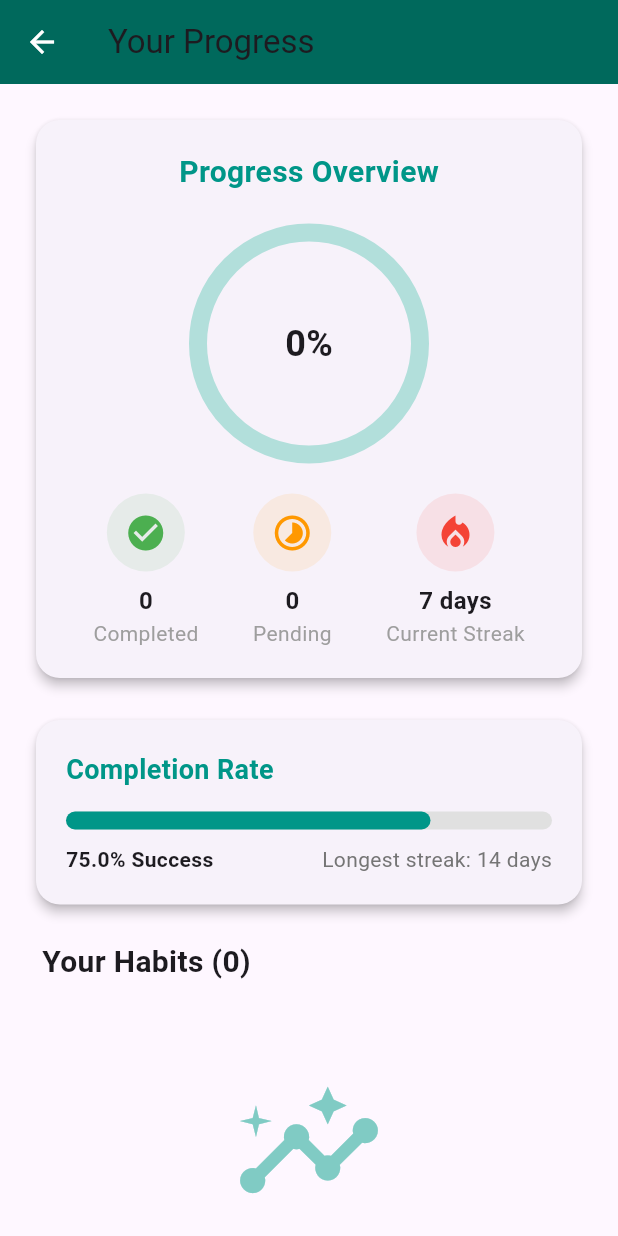
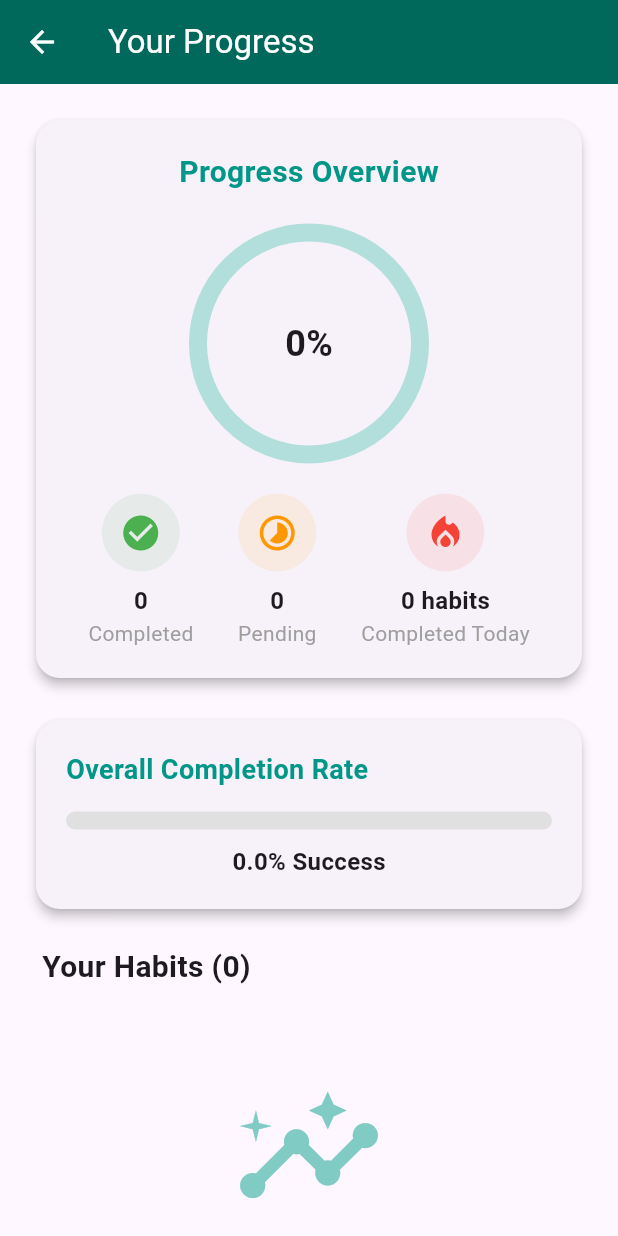
Before and after one commit to JohnnyTok/HabitTrackerApp, a Flutter app: the ProgressPage screen opened directly with empty values, on a phone screen of 412 x 824 dp. Run offline on Flutter 3.47's test engine with Material 3 defaults, Android fonts, the phone set to English and light mode, and no system bars; drawn by our look-alikes of percent_indicator.

Commit message:
Update ProgressPage.dart

```diff
--- a/lib/ProgressPage.dart
+++ b/lib/ProgressPage.dart
@@ -4,48 +4,75 @@ import 'package:percent_indicator/percent_indicator.dart';
 
 class ProgressPage extends StatefulWidget {
   final List<Map<String, String>> habits;
+  final Map<String, bool> completionStatus; // Pass the completion status from HomePage
 
-  const ProgressPage({super.key, required this.habits});
+  const ProgressPage({
+    super.key,
+    required this.habits,
+    required this.completionStatus, // Make completionStatus required
+  });
 
   @override
   _ProgressPageState createState() => _ProgressPageState();
 }
 
 class _ProgressPageState extends State<ProgressPage> {
-  late List<bool> completionStatus;
-  int _currentStreak = 7;
-  int _longestStreak = 14;
-  double _completionRate = 0.75;
+  // Use a map to store completion status for each habit based on its name (unique identifier)
+  // This makes it more robust if the list order changes.
+  // Note: For actual persistent completion status across sessions, this data
+  // would need to be loaded from and saved to a database (e.g., Firestore).
+  late Map<String, bool> _habitCompletionStatus; // Now mutable state
+
+  // For a true streak calculation, you'd need historical completion data per day.
+  // For this demo, currentStreak will represent 'habits completed today'.
+  int _currentStreak = 0; // Initialize dynamically
+
+  // Longest streak has been removed as per your request.
+  // The concept of a longest streak would require persistent historical data,
+  // which is beyond the scope of this demo's current data management.
 
   @override
   void initState() {
     super.initState();
-    completionStatus = List<bool>.filled(widget.habits.length, false);
+    // Initialize completion status from passed habits from HomePage
+    // Ensure that habits coming from HomePage are used to initialize _habitCompletionStatus
+    _habitCompletionStatus = Map.from(widget.completionStatus);
+    _calculateProgressStats(); // Calculate initial stats
+  }
+
+  // Method to calculate current progress and streak
+  void _calculateProgressStats() {
+    int completed = _habitCompletionStatus.values.where((status) => status).length;
+    setState(() {
+      _currentStreak = completed; // For demo, current streak is habits completed today
+    });
+  }
+
+  // Helper method to get the current completion rate
+  double _getOverallCompletionRate() {
+    int completedCount = _habitCompletionStatus.values.where((status) => status).length;
+    int totalCount = widget.habits.length;
+    return totalCount > 0 ? completedCount / totalCount : 0.0;
   }
 
   @override
   Widget build(BuildContext context) {
-    int completedCount = completionStatus.where((status) => status).length;
+    int completedCount = _habitCompletionStatus.values.where((status) => status).length;
     int totalCount = widget.habits.length;
-    double progress = totalCount > 0 ? completedCount / totalCount : 0;
-
-    // Calculate completion rate
-    if (totalCount > 0) {
-      _completionRate = completedCount / totalCount;
-    }
+    double overallCompletionRate = _getOverallCompletionRate();
 
     return Scaffold(
       appBar: AppBar(
-        title: const Text('Your Progress'),
+        title: const Text('Your Progress', style: TextStyle(color: Colors.white)),
         backgroundColor: Colors.teal[800],
-        iconTheme: const IconThemeData(color: Colors.white),
+        iconTheme: const IconThemeData(color: Colors.white), // Set back icon color to white
       ),
       body: SingleChildScrollView(
         padding: const EdgeInsets.all(20),
         child: Column(
           crossAxisAlignment: CrossAxisAlignment.start,
           children: [
-            // Stats Overview
+            // Stats Overview Card
             Card(
               elevation: 3,
               shape: RoundedRectangleBorder(
@@ -69,9 +96,9 @@ class _ProgressPageState extends State<ProgressPage> {
                     CircularPercentIndicator(
                       radius: 80,
                       lineWidth: 12,
-                      percent: progress,
+                      percent: overallCompletionRate,
                       center: Text(
-                        '${(progress * 100).toStringAsFixed(0)}%',
+                        '${(overallCompletionRate * 100).toStringAsFixed(0)}%',
                         style: const TextStyle(
                           fontSize: 24,
                           fontWeight: FontWeight.bold,
@@ -101,8 +128,8 @@ class _ProgressPageState extends State<ProgressPage> {
                         ),
                         _buildStatItem(
                           icon: Icons.local_fire_department,
-                          value: '$_currentStreak days',
-                          label: 'Current Streak',
+                          value: '$_currentStreak habits', // Display current streak
+                          label: 'Completed Today', // Label updated for clarity
                           color: Colors.red,
                         ),
                       ],
@@ -113,7 +140,7 @@ class _ProgressPageState extends State<ProgressPage> {
             ),
             const SizedBox(height: 20),
 
-            // Completion Rate Card
+            // Completion Rate Card (now only showing Overall Completion Rate)
             Card(
               elevation: 3,
               shape: RoundedRectangleBorder(
@@ -125,7 +152,7 @@ class _ProgressPageState extends State<ProgressPage> {
                   crossAxisAlignment: CrossAxisAlignment.start,
                   children: [
                     const Text(
-                      'Completion Rate',
+                      'Overall Completion Rate',
                       style: TextStyle(
                         fontSize: 18,
                         fontWeight: FontWeight.bold,
@@ -134,28 +161,18 @@ class _ProgressPageState extends State<ProgressPage> {
                     ),
                     const SizedBox(height: 15),
                     LinearProgressIndicator(
-                      value: _completionRate,
+                      value: overallCompletionRate,
                       minHeight: 12,
                       backgroundColor: Colors.grey[300],
                       color: Colors.teal,
                       borderRadius: BorderRadius.circular(6),
                     ),
-                    const SizedBox(height: 10),
-                    Row(
-                      mainAxisAlignment: MainAxisAlignment.spaceBetween,
-                      children: [
-                        Text(
-                          '${(_completionRate * 100).toStringAsFixed(1)}% Success',
-                          style: const TextStyle(fontWeight: FontWeight.bold),
-                        ),
-                        Text(
-                          'Longest streak: $_longestStreak days',
-                          style: TextStyle(
-                            color: Colors.grey[600],
-                            fontSize: 14,
-                          ),
-                        ),
-                      ],
+                    const SizedBox(height: 10), // Spacing after the progress bar
+                    Center( // Center the completion rate text
+                      child: Text(
+                        '${(overallCompletionRate * 100).toStringAsFixed(1)}% Success',
+                        style: const TextStyle(fontWeight: FontWeight.bold, fontSize: 16),
+                      ),
                     ),
                   ],
                 ),
@@ -180,19 +197,25 @@ class _ProgressPageState extends State<ProgressPage> {
             widget.habits.isEmpty
                 ? _buildEmptyState()
                 : Column(
-                    children: widget.habits.asMap().entries.map((entry) {
-                      final index = entry.key;
-                      final habit = entry.value;
-                      final formattedTime = habit['time'] != null
+                    children: widget.habits.map((habit) {
+                      final String habitId = habit['id'] ?? ''; // Use ID as key if available
+                      final bool isCompleted = _habitCompletionStatus[habitId] ?? false;
+
+                      final formattedTime = habit['time'] != null && habit['time']!.isNotEmpty
                           ? DateFormat('EEE, MMM d • h:mm a').format(
-                              DateTime.parse(habit['time']!))
+                              DateFormat('yyyy-MM-dd HH:mm').parse(habit['time']!))
                           : 'No time set';
 
                       return _buildHabitCard(
-                        index: index,
                         habit: habit,
                         formattedTime: formattedTime,
-                        isCompleted: completionStatus[index],
+                        isCompleted: isCompleted,
+                        onChanged: (value) {
+                          setState(() {
+                            _habitCompletionStatus[habitId] = value ?? false;
+                            _calculateProgressStats(); // Recalculate when a habit is toggled
+                          });
+                        },
                       );
                     }).toList(),
                   ),
@@ -202,6 +225,7 @@ class _ProgressPageState extends State<ProgressPage> {
     );
   }
 
+  // Builds a single stat item for the overview
   Widget _buildStatItem({
     required IconData icon,
     required String value,
@@ -237,11 +261,12 @@ class _ProgressPageState extends State<ProgressPage> {
     );
   }
 
+  // Builds an individual habit card for the list
   Widget _buildHabitCard({
-    required int index,
     required Map<String, String> habit,
     required String formattedTime,
     required bool isCompleted,
+    required ValueChanged<bool?> onChanged, // Callback for checkbox
   }) {
     return Card(
       elevation: 2,
@@ -255,12 +280,12 @@ class _ProgressPageState extends State<ProgressPage> {
           width: 48,
           height: 48,
           decoration: BoxDecoration(
-            color: Colors.teal[50],
+            color: _getCategoryColor(habit['category']).withOpacity(0.2),
             shape: BoxShape.circle,
           ),
           child: Icon(
             _getCategoryIcon(habit['category']),
-            color: Colors.teal[800],
+            color: _getCategoryColor(habit['category']),
             size: 24,
           ),
         ),
@@ -302,7 +327,7 @@ class _ProgressPageState extends State<ProgressPage> {
           ],
         ),
         trailing: SizedBox(
-          width: 100,
+          width: 100, // Adjusted width to prevent overflow
           child: Row(
             mainAxisAlignment: MainAxisAlignment.end,
             children: [
@@ -322,11 +347,7 @@ class _ProgressPageState extends State<ProgressPage> {
               Checkbox(
                 activeColor: Colors.green,
                 value: isCompleted,
-                onChanged: (value) {
-                  setState(() {
-                    completionStatus[index] = value ?? false;
-                  });
-                },
+                onChanged: onChanged, // Use the passed onChanged callback
               ),
             ],
           ),
@@ -335,6 +356,7 @@ class _ProgressPageState extends State<ProgressPage> {
     );
   }
 
+  // Builds the empty state widget for the progress page
   Widget _buildEmptyState() {
     return Container(
       padding: const EdgeInsets.all(40),
@@ -366,16 +388,10 @@ class _ProgressPageState extends State<ProgressPage> {
           const SizedBox(height: 20),
           ElevatedButton(
             onPressed: () {
+              // Navigate back to the Home page, assuming it will then lead to Habit Management
               Navigator.pop(context);
             },
-            style: ElevatedButton.styleFrom(
-              backgroundColor: Colors.teal[800],
-              foregroundColor: Colors.white,
-              shape: RoundedRectangleBorder(
-                borderRadius: BorderRadius.circular(12),
-              ),
-              padding: const EdgeInsets.symmetric(horizontal: 24, vertical: 14),
-            ),
+            style: Theme.of(context).elevatedButtonTheme.style, // Apply consistent style from main.dart
             child: const Text('Add Habits Now'),
           ),
         ],
@@ -383,6 +399,7 @@ class _ProgressPageState extends State<ProgressPage> {
     );
   }
 
+  // Determines the icon for a given habit category
   IconData _getCategoryIcon(String? category) {
     switch (category?.toLowerCase()) {
       case 'health':
@@ -402,6 +419,7 @@ class _ProgressPageState extends State<ProgressPage> {
     }
   }
 
+  // Determines the color for a given habit category
   Color _getCategoryColor(String? category) {
     final colors = {
       'Health': Colors.green,
@@ -410,6 +428,7 @@ class _ProgressPageState extends State<ProgressPage> {
       'Exercise': Colors.orange,
       'Personal': Colors.pink,
       'Social': Colors.teal,
+      'General': Colors.grey, // Added a default color
     };
     return colors[category] ?? Colors.grey;
   }
```
